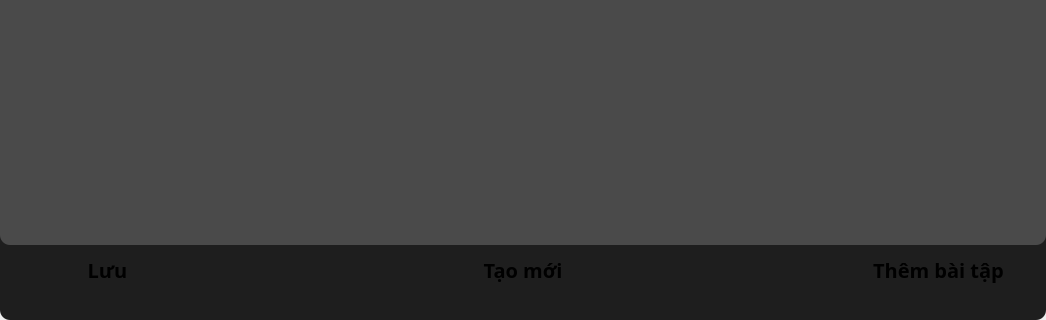
Before: the Qt Designer form UI_Files/edit_form.ui in hoangm960/Astraea, drawn with Qt 5; both pictures show x 0 to 1046 and y 330 to 650 of the 1046 by 650 pixel window.
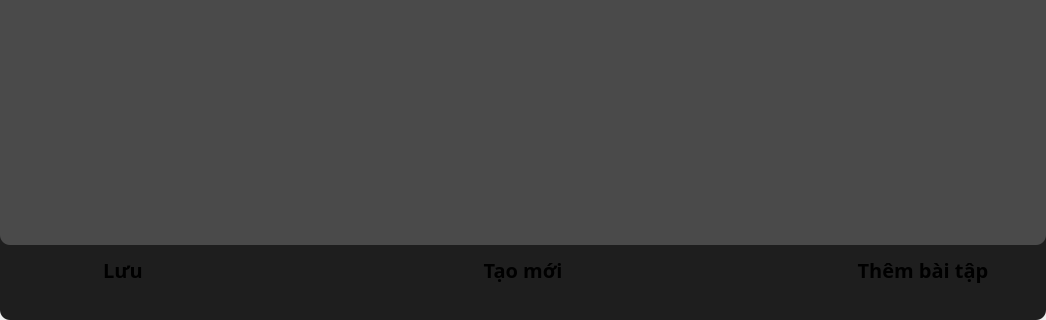
After: the same form once the commit is applied. The open tabs and pages were chosen to show the change. Icons and pictures are not drawn.

Patch:
```diff
--- a/UI_Files/edit_form.ui
+++ b/UI_Files/edit_form.ui
@@ -997,11 +997,24 @@
                     <property name="bottomMargin">
                      <number>0</number>
                     </property>
+                    <item>
+                     <spacer name="horizontalSpacer_2">
+                      <property name="orientation">
+                       <enum>Qt::Horizontal</enum>
+                      </property>
+                      <property name="sizeHint" stdset="0">
+                       <size>
+                        <width>40</width>
+                        <height>20</height>
+                       </size>
+                      </property>
+                     </spacer>
+                    </item>
                     <item>
                      <widget class="QPushButton" name="confirm_btn">
                       <property name="minimumSize">
                        <size>
-                        <width>80</width>
+                        <width>200</width>
                         <height>40</height>
                        </size>
                       </property>
@@ -1044,7 +1057,7 @@
                      <widget class="QPushButton" name="return_btn">
                       <property name="minimumSize">
                        <size>
-                        <width>100</width>
+                        <width>200</width>
                         <height>40</height>
                        </size>
                       </property>
@@ -1087,7 +1100,7 @@
                      <widget class="QPushButton" name="add_btn">
                       <property name="minimumSize">
                        <size>
-                        <width>150</width>
+                        <width>200</width>
                         <height>40</height>
                        </size>
                       </property>
@@ -1126,6 +1139,19 @@
                       </property>
                      </widget>
                     </item>
+                    <item>
+                     <spacer name="horizontalSpacer_4">
+                      <property name="orientation">
+                       <enum>Qt::Horizontal</enum>
+                      </property>
+                      <property name="sizeHint" stdset="0">
+                       <size>
+                        <width>40</width>
+                        <height>20</height>
+                       </size>
+                      </property>
+                     </spacer>
+                    </item>
                    </layout>
                   </widget>
                  </item>
```
Left out of the diff: 6 changed lines with no effect on the pictures.
